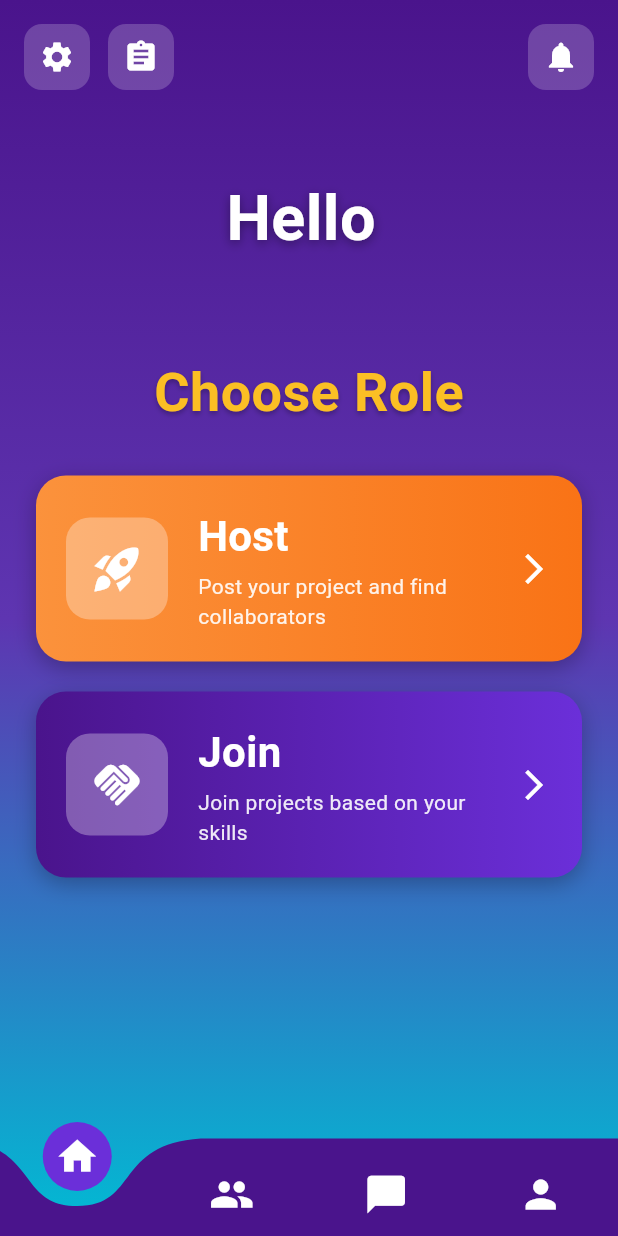
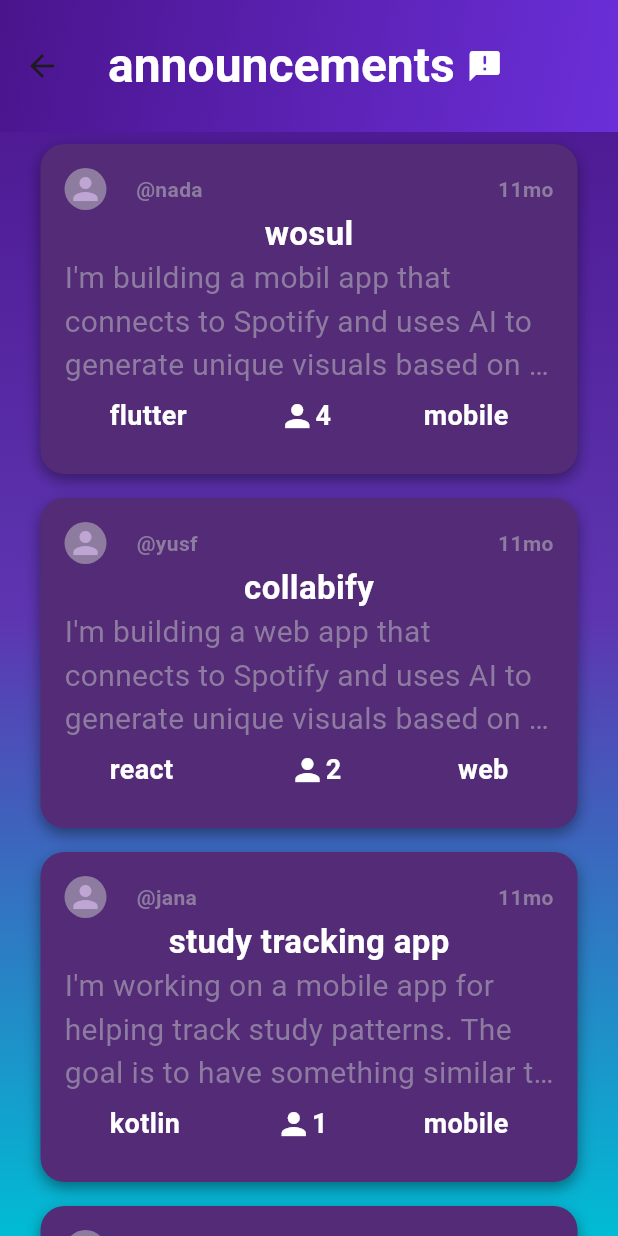
Before and after one commit to yusfmohamed/Collabify, a Flutter app: the screen it shows after launch, after a tap on "Sign In", after a tap on "Join", on a phone screen of 412 x 824 dp. Run offline on Flutter 3.47's test engine with Material 3 defaults, Android fonts, the phone set to English and light mode, and no system bars; drawn by our look-alikes of curved_navigation_bar; our stand-ins replace file_picker, image_picker.

```diff
--- /dev/null
+++ b/lib/components/announcement_item.dart
@@ -0,0 +1,136 @@
+import 'package:collabify/models/announcement.dart';
+import 'package:flutter/material.dart';
+
+class AnnouncementItem extends StatelessWidget {
+   AnnouncementItem({required this.announcement  });
+
+  //  String? uaserName;
+  //  String? projectName;
+  //  String? describtion;
+  //  String? language;
+  //  String? teamNum;
+  //  String? projrctType;
+
+  final Announcement announcement;
+
+  @override
+  Widget build(BuildContext context) {
+    return Container(
+      //alignment: Alignment.center,
+      width: 358,
+      height: 220,
+      padding: const EdgeInsets.all(16),
+      //color: Colors.blueAccent,
+      decoration: BoxDecoration(
+        color: const Color(0xff532B77),
+        borderRadius: BorderRadius.circular(16),
+        boxShadow: [
+          BoxShadow(
+              color: Colors.black.withOpacity(0.4),
+              blurRadius: 8,
+              offset: Offset(0, 4)),
+        ],
+      ),
+
+      child:  Column(
+        //crossAxisAlignment: CrossAxisAlignment.center,
+        children: [
+          Row(
+            children: [
+              CircleAvatar(
+                radius: 14,
+                backgroundColor: Color(0xff8E7CA0),
+                child: Icon(
+                  Icons.person,
+                  color: Color(0xffBEA5D3),
+                ),
+              ),
+              Spacer(
+                flex: 1,
+              ),
+              Text(
+                announcement.uaserName,
+                style: TextStyle(
+                  color: Color(0xff8E7CA0),
+                  fontWeight: FontWeight.bold,
+                  fontSize: 14,
+                ),
+              ),
+              Spacer(
+                flex: 10,
+              ),
+              Text(
+                "11mo",
+                style: TextStyle(
+                  color: Color(0xff8E7CA0),
+                  fontWeight: FontWeight.bold,
+                  fontSize: 14,
+                ),
+              ),
+            ],
+          ),
+          Text(
+            announcement.projectName,
+            style: TextStyle(
+              fontWeight: FontWeight.bold,
+              fontSize: 22,
+              color: Colors.white,
+            ),
+          ),
+          Text(
+           announcement.describtion,
+            maxLines: 3,
+            overflow: TextOverflow.ellipsis,
+            style: TextStyle(
+              //fontWeight: FontWeight.bold,
+              fontSize: 20,
+              color: Color(0xff8E7CA0),
+            ),
+          ),
+          Padding(
+            padding: EdgeInsets.symmetric(horizontal: 30, vertical: 6),
+            child: Row(
+              //mainAxisSize: MainAxisSize.min,
+              children: [
+                Text(
+                 announcement.language,
+                  style: TextStyle(
+                    color: Colors.white,
+                    fontSize: 18,
+                    fontWeight: FontWeight.bold,
+                  ),
+                ),
+                Spacer(
+                  flex: 1,
+                ),
+                Icon(
+                  Icons.person,
+                  color: Colors.white,
+                ),
+                Text(
+                  announcement.teamNum,
+                  style: TextStyle(
+                    color: Colors.white,
+                    fontSize: 18,
+                    fontWeight: FontWeight.bold,
+                  ),
+                ),
+                Spacer(
+                  flex: 1,
+                ),
+                Text(
+                  announcement.projrctType,
+                  style: TextStyle(
+                    color: Colors.white,
+                    fontSize: 18,
+                    fontWeight: FontWeight.bold,
+                  ),
+                ),
+              ],
+            ),
+          ),
+        ], //children of column
+      ),
+    );
+  }
+}
--- /dev/null
+++ b/lib/models/announcement.dart
@@ -0,0 +1,17 @@
+//import 'package:flutter/material.dart';
+
+class Announcement {
+  final String uaserName;
+  final String projectName;
+  final String describtion;
+  final String language;
+  final String teamNum;
+  final String projrctType;
+  const Announcement(
+      {required this.uaserName,
+      required this.projectName,
+      required this.describtion,
+      required this.language,
+      required this.teamNum,
+      required this.projrctType});
+}
--- a/lib/screens/home_page.dart
+++ b/lib/screens/home_page.dart
@@ -1,5 +1,5 @@
+import 'package:collabify/screens/join_screen.dart';
 import 'package:flutter/material.dart';
-
 
 class HomePage extends StatefulWidget {
   final String username;
@@ -21,9 +21,9 @@ class _HomePageState extends State<HomePage> {
             begin: Alignment.topCenter,
             end: Alignment.bottomCenter,
             colors: [
-              Color(0xFF4A148C),    // gradientTop
-              Color(0xFF5E35B1),    // gradientMiddle
-              Color(0xFF00BCD4),    // gradientBottom
+              Color(0xFF4A148C), // gradientTop
+              Color(0xFF5E35B1), // gradientMiddle
+              Color(0xFF00BCD4), // gradientBottom
             ],
             stops: [0.0, 0.5, 1.0],
           ),
@@ -126,6 +126,10 @@ class _HomePageState extends State<HomePage> {
                     colors: [Color(0xFF4A148C), Color(0xFF6B2FD9)],
                   ),
                   onTap: () {
+                    Navigator.push(context,
+                        MaterialPageRoute(builder: (BuildContext context) {
+                      return JoinScreen();
+                    }));
                     // Navigate to join project screen
                   },
                 ),
--- /dev/null
+++ b/lib/screens/join_screen.dart
@@ -0,0 +1,129 @@
+import 'dart:ui';
+
+import 'package:collabify/components/announcement_item.dart';
+import 'package:collabify/models/announcement.dart';
+import 'package:collabify/widgets/gradient_background.dart';
+import 'package:flutter/material.dart';
+
+class JoinScreen extends StatelessWidget {
+  const JoinScreen({super.key});
+
+  final List<Announcement> announcements = const [
+    Announcement(
+        uaserName: "@nada",
+        projectName: "wosul",
+        describtion:
+            "I'm building a mobil app that connects to Spotify and uses AI to generate unique visuals based on what you're listening to. I'm planning on using a react frontend, with rust on the back.",
+        language: "flutter",
+        teamNum: "4",
+        projrctType: "mobile"),
+    Announcement(
+        uaserName: "@yusf",
+        projectName: "collabify",
+        describtion:
+            "I'm building a web app that connects to Spotify and uses AI to generate unique visuals based on what you're listening to. I'm planning on using a react frontend, with rust on the back.",
+        language: "react",
+        teamNum: "2",
+        projrctType: "web"),
+    Announcement(
+        uaserName: "@jana",
+        projectName: "study tracking app",
+        describtion:
+            "I'm working on a mobile app for helping track study patterns. The goal is to have something similar to quizlet, but simpler and easier to navigate.",
+        language: "kotlin",
+        teamNum: "1",
+        projrctType: "mobile"),
+    Announcement(
+        uaserName: "@maya",
+        projectName: "AI crypto tool",
+        describtion:
+            "been reading about crypto prediction and ML stuff. want to make a basic tool using past prices to spot patterns.",
+        language: "python",
+        teamNum: "1",
+        projrctType: "desktop"),
+    Announcement(
+        uaserName: "@gaber",
+        projectName: "Open Source Animation App",
+        describtion:
+            "Let's make an open source animation app together! New to Github and programming so please walk me through, I am learning too so if you don't know anything too, I want to hear from everybody!",
+        language: "javaScript",
+        teamNum: "5",
+        projrctType: "web"),
+  ];
+
+  @override
+  Widget build(BuildContext context) {
+    return Container(
+      width: double.infinity,
+      decoration: const BoxDecoration(
+        gradient: LinearGradient(
+          begin: Alignment.topCenter,
+          end: Alignment.bottomCenter,
+          colors: [
+            Color(0xFF4A148C), // gradientTop
+            Color(0xFF5E35B1), // gradientMiddle
+            Color(0xFF00BCD4), // gradientBottom
+          ],
+          stops: [0.0, 0.5, 1.0],
+        ),
+      ),
+      child: Scaffold(
+        backgroundColor: Colors.transparent,
+        appBar: AppBar(
+          toolbarHeight: 88,
+          title: const Row(
+            children: [
+              const Text(
+                "announcements",
+                style: TextStyle(
+                    fontSize: 32,
+                    fontWeight: FontWeight.bold,
+                    color: Colors.white),
+              ),
+              SizedBox(width: 8),
+              Icon(
+                Icons.announcement_rounded,
+                color: Colors.white,
+              )
+            ],
+          ),
+          centerTitle: true,
+          flexibleSpace: Container(
+            decoration: const BoxDecoration(
+              gradient: LinearGradient(
+                colors: [Color(0xFF4A148C), Color(0xFF6B2FD9)],
+                begin: Alignment.topLeft,
+                end: Alignment.bottomRight,
+              ),
+            ),
+          ),
+        ),
+         body: ListView.separated(
+          padding: const EdgeInsets.symmetric(horizontal: 16, vertical: 8),  // Adds horizontal margins and top/bottom padding
+          itemCount: announcements.length,
+          itemBuilder: (context, index) {
+            return Center(  // Centers the item horizontally, keeping its fixed width
+              child: AnnouncementItem(announcement: announcements[index]),
+            );
+          },
+          separatorBuilder: (context, index) {
+            return const SizedBox(height: 16);  // Adds 16px vertical space between items
+          },
+        ),
+        // body: ListView(
+        //   children:
+        //     getList(announcements)
+        //   ,
+        // ),
+      ),
+    );
+  }
+}
+
+List<Widget> getList(List<Announcement> announcements) {
+  List<AnnouncementItem> itemsList = [];
+  for (int i = 0; i < announcements.length; i++) {
+    itemsList.add(AnnouncementItem(announcement: announcements[i]));
+  }
+  return itemsList;
+}
```
